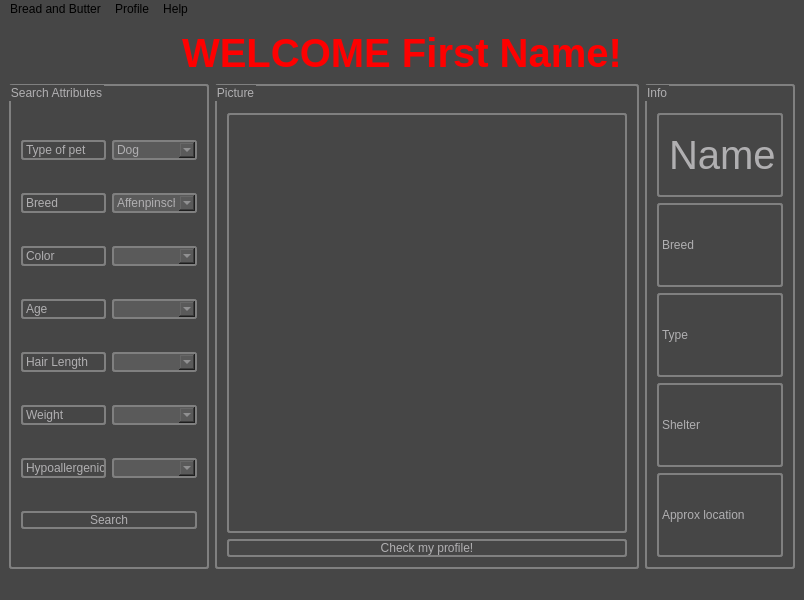
First picture: the form in breadnbutter/gui/petdisplay.ui, repository jacksodl23/cs-205-pet-adoption, before the edit.
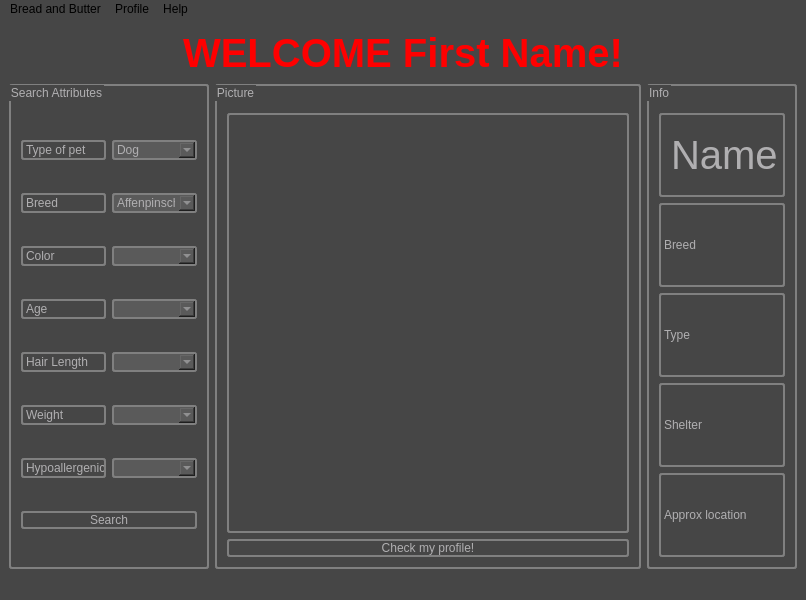
Second picture: the form after the edit.

```diff
--- a/breadnbutter/gui/petdisplay.ui
+++ b/breadnbutter/gui/petdisplay.ui
@@ -6,7 +6,7 @@
    <rect>
     <x>0</x>
     <y>0</y>
-    <width>800</width>
+    <width>806</width>
     <height>600</height>
    </rect>
   </property>
@@ -276,7 +276,13 @@
        <item>
         <layout class="QVBoxLayout" name="verticalLayout_3">
          <item>
-          <widget class="QLabel" name="label_4">
+          <widget class="QLabel" name="label_name">
+           <property name="sizePolicy">
+            <sizepolicy hsizetype="MinimumExpanding" vsizetype="Preferred">
+             <horstretch>0</horstretch>
+             <verstretch>0</verstretch>
+            </sizepolicy>
+           </property>
            <property name="font">
             <font>
              <pointsize>30</pointsize>
@@ -285,6 +291,9 @@
            <property name="text">
             <string>Name</string>
            </property>
+           <property name="wordWrap">
+            <bool>false</bool>
+           </property>
           </widget>
          </item>
          <item>
@@ -327,8 +336,8 @@
     <rect>
      <x>0</x>
      <y>0</y>
-     <width>800</width>
-     <height>21</height>
+     <width>806</width>
+     <height>20</height>
     </rect>
    </property>
    <widget class="QMenu" name="menuBread_and_Butter">
```
Left out of the diff: 10 changed lines with no effect on the pictures.
